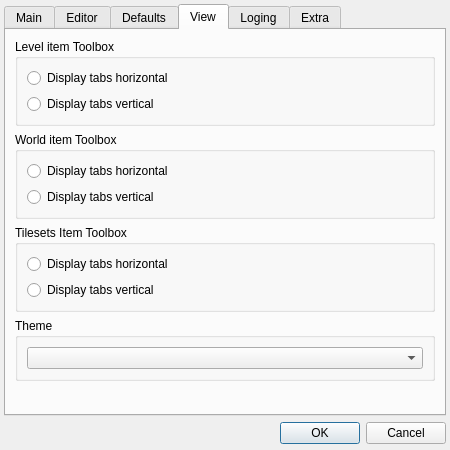
Above: Editor/main_window/tools/app_settings.ui from WohlSoft/Moondust-Project before the change. Below: the same form after it.
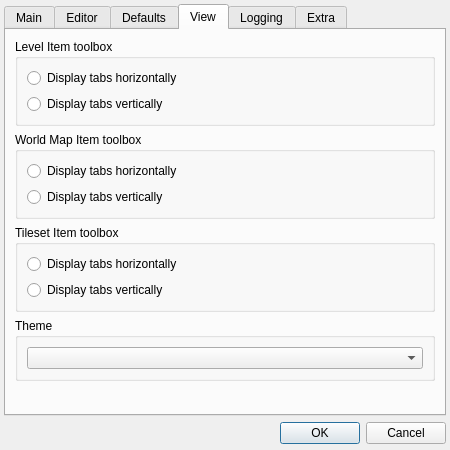
That is the form after the change. The open tabs and pages were chosen to show the change. Icons and pictures are not drawn.

```diff
--- a/Editor/main_window/tools/app_settings.ui
+++ b/Editor/main_window/tools/app_settings.ui
@@ -789,20 +789,20 @@
        <item row="1" column="0">
         <widget class="QGroupBox" name="groupBox_5">
          <property name="title">
-          <string>World item Toolbox</string>
+          <string>World Map Item toolbox</string>
          </property>
          <layout class="QGridLayout" name="gridLayout_9">
           <item row="0" column="0">
            <widget class="QRadioButton" name="WLDToolboxHorizontal">
             <property name="text">
-             <string>Display tabs horizontal</string>
+             <string>Display tabs horizontally</string>
             </property>
            </widget>
           </item>
           <item row="1" column="0">
            <widget class="QRadioButton" name="WLDToolboxVertical">
             <property name="text">
-             <string>Display tabs vertical</string>
+             <string>Display tabs vertically</string>
             </property>
            </widget>
           </item>
@@ -825,20 +825,20 @@
        <item row="0" column="0">
         <widget class="QGroupBox" name="groupBox_4">
          <property name="title">
-          <string>Level item Toolbox</string>
+          <string>Level Item toolbox</string>
          </property>
          <layout class="QGridLayout" name="gridLayout_8">
           <item row="0" column="0">
            <widget class="QRadioButton" name="LVLToolboxHorizontal">
             <property name="text">
-             <string>Display tabs horizontal</string>
+             <string>Display tabs horizontally</string>
             </property>
            </widget>
           </item>
           <item row="1" column="0">
            <widget class="QRadioButton" name="LVLToolboxVertical">
             <property name="text">
-             <string>Display tabs vertical</string>
+             <string>Display tabs vertically</string>
             </property>
            </widget>
           </item>
@@ -860,20 +860,20 @@
        <item row="2" column="0">
         <widget class="QGroupBox" name="groupBox_7">
          <property name="title">
-          <string>Tilesets Item Toolbox</string>
+          <string>Tileset Item toolbox</string>
          </property>
          <layout class="QGridLayout" name="gridLayout_12">
           <item row="0" column="0">
            <widget class="QRadioButton" name="TSTToolboxHorizontal">
             <property name="text">
-             <string>Display tabs horizontal</string>
+             <string>Display tabs horizontally</string>
             </property>
            </widget>
           </item>
           <item row="1" column="0">
            <widget class="QRadioButton" name="TSTToolboxVertical">
             <property name="text">
-             <string>Display tabs vertical</string>
+             <string>Display tabs vertically</string>
             </property>
            </widget>
           </item>
@@ -884,7 +884,7 @@
      </widget>
      <widget class="QWidget" name="tabLogging">
       <attribute name="title">
-       <string>Loging</string>
+       <string>Logging</string>
       </attribute>
       <layout class="QGridLayout" name="gridLayout_Logging">
        <item row="0" column="0">
```
Left out of the diff: 39 changed lines with no effect on the pictures.
